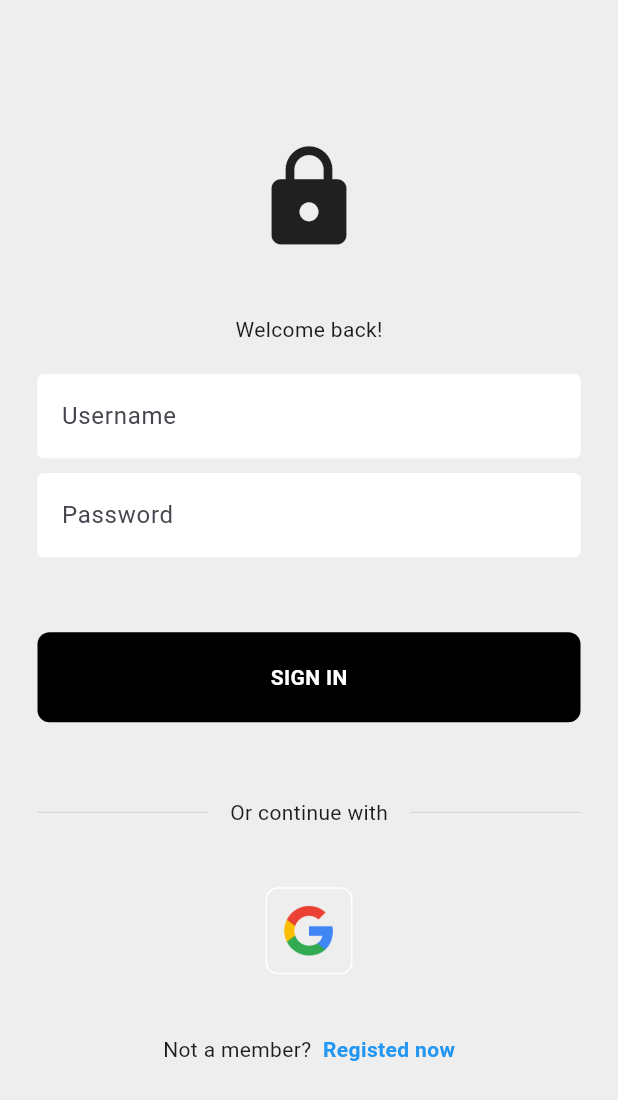
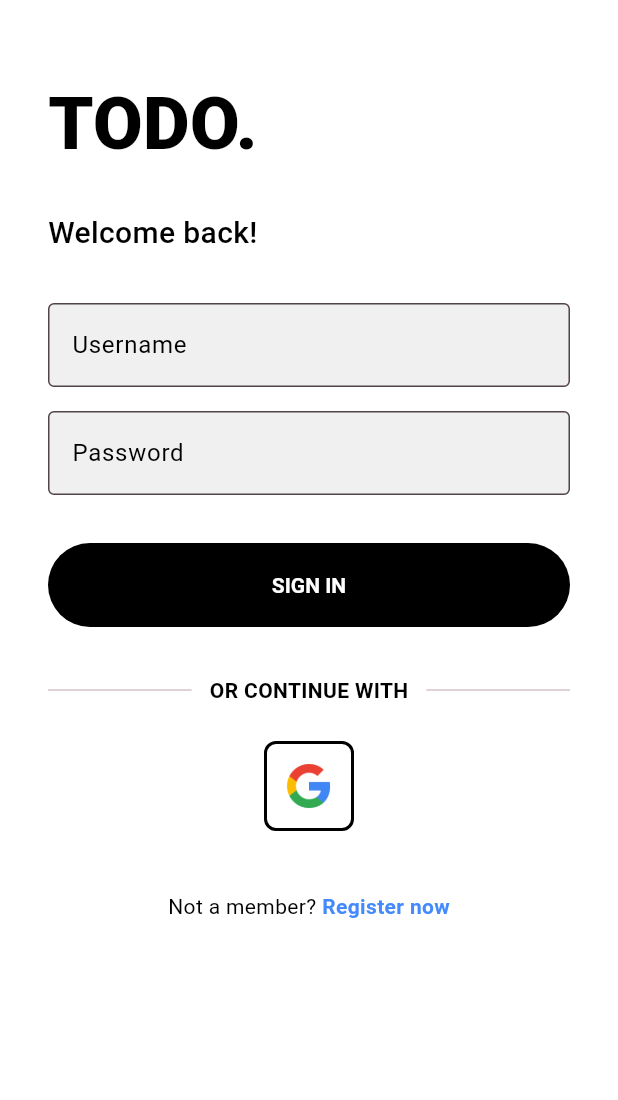
Before and after one commit to div1681/to_do_app, a Flutter app: the screen it shows after launch, on a phone screen of 412 x 824 dp. Shown: the top 1100 px of the screen. Run offline on Flutter 3.47's test engine with Material 3 defaults, Android fonts, the phone set to English and light mode, and no system bars; our stand-ins replace firebase_core; accounts and stored records are empty; generated files the repository leaves out were written again; Roboto replaces fonts that are missing (Montserrat).

Commit message:
NEW UI DESIGN

```diff
--- a/lib/main.dart
+++ b/lib/main.dart
@@ -14,6 +14,63 @@ class MyApp extends StatelessWidget {
 
   @override
   Widget build(BuildContext context) {
-    return MaterialApp(debugShowCheckedModeBanner: false, home: LoginPage());
+    return MaterialApp(
+      debugShowCheckedModeBanner: false,
+      title: 'Brutalist TODO',
+      themeMode: ThemeMode.light,
+      theme: ThemeData(
+        colorScheme: ColorScheme.fromSeed(
+          seedColor: Colors.black,
+          brightness: Brightness.light,
+        ),
+        brightness: Brightness.light,
+        scaffoldBackgroundColor: Colors.white,
+        fontFamily: 'Montserrat',
+        textTheme: const TextTheme(bodyMedium: TextStyle(color: Colors.black)),
+        inputDecorationTheme: const InputDecorationTheme(
+          filled: true,
+          fillColor: Color(0xFFF0F0F0),
+          border: OutlineInputBorder(
+            borderSide: BorderSide(color: Colors.black, width: 2),
+          ),
+          labelStyle: TextStyle(color: Colors.black),
+        ),
+        elevatedButtonTheme: ElevatedButtonThemeData(
+          style: ElevatedButton.styleFrom(
+            backgroundColor: Colors.black,
+            foregroundColor: Colors.white,
+            textStyle: TextStyle(fontWeight: FontWeight.bold),
+            elevation: 0,
+          ),
+        ),
+      ),
+      darkTheme: ThemeData(
+        colorScheme: ColorScheme.fromSeed(
+          seedColor: Colors.black,
+          brightness: Brightness.dark,
+        ),
+        brightness: Brightness.dark,
+        scaffoldBackgroundColor: Colors.black,
+        fontFamily: 'Montserrat',
+        textTheme: const TextTheme(bodyMedium: TextStyle(color: Colors.white)),
+        inputDecorationTheme: const InputDecorationTheme(
+          filled: true,
+          fillColor: Color(0xFF1A1A1A),
+          border: OutlineInputBorder(
+            borderSide: BorderSide(color: Colors.white, width: 2),
+          ),
+          labelStyle: TextStyle(color: Colors.white),
+        ),
+        elevatedButtonTheme: ElevatedButtonThemeData(
+          style: ElevatedButton.styleFrom(
+            backgroundColor: Colors.white,
+            foregroundColor: Colors.black,
+            textStyle: TextStyle(fontWeight: FontWeight.bold),
+            elevation: 0,
+          ),
+        ),
+      ),
+      home: LoginPage(),
+    );
   }
 }
--- a/lib/pages/login_page.dart
+++ b/lib/pages/login_page.dart
@@ -2,136 +2,139 @@ import 'package:flutter/material.dart';
 
 class LoginPage extends StatelessWidget {
   LoginPage({super.key});
+
   final usernameController = TextEditingController();
   final passwordController = TextEditingController();
 
-  void signinuser() {}
-  void googlesignin() {}
+  void signinuser() {
+    print("Sign In tapped");
+  }
+
+  void googlesignin() {
+    print("Google Sign In tapped");
+  }
+
   @override
   Widget build(BuildContext context) {
+    final theme = Theme.of(context);
+    final textColor = theme.textTheme.bodyMedium?.color;
+
     return Scaffold(
-      backgroundColor: Colors.grey[200],
-      body: //
-      SafeArea(
-        child: Center(
+      body: SafeArea(
         child: SingleChildScrollView(
+          padding: const EdgeInsets.symmetric(horizontal: 32.0, vertical: 48),
           child: Column(
-              mainAxisAlignment: MainAxisAlignment.center,
+            crossAxisAlignment: CrossAxisAlignment.start,
             children: [
-                SizedBox(height: 0),
-                Icon(Icons.lock, size: 75),
-                SizedBox(height: 40),
-                Text('Welcome back!'),
-                SizedBox(height: 20),
+              Text(
+                "TODO.",
+                style: TextStyle(
+                  fontSize: 48,
+                  fontWeight: FontWeight.w900,
+                  color: textColor,
+                ),
+              ),
+
+              const SizedBox(height: 24),
+
+              Text(
+                "Welcome back!",
+                style: TextStyle(
+                  fontSize: 20,
+                  fontWeight: FontWeight.w500,
+                  color: textColor,
+                ),
+              ),
+
+              const SizedBox(height: 32),
+
+              TextField(
+                controller: usernameController,
+                decoration: InputDecoration(labelText: "Username"),
+              ),
+
+              const SizedBox(height: 16),
+
+              TextField(
+                controller: passwordController,
+                obscureText: true,
+                decoration: InputDecoration(labelText: "Password"),
+              ),
+
+              const SizedBox(height: 32),
+
+              ElevatedButton(
+                onPressed: signinuser,
+                style: ElevatedButton.styleFrom(
+                  minimumSize: Size(double.infinity, 56),
+                ),
+                child: const Text("SIGN IN"),
+              ),
+
+              const SizedBox(height: 32),
+
+              Row(
+                children: [
+                  const Expanded(child: Divider(thickness: 1)),
                   Padding(
-                  padding: const EdgeInsets.symmetric(horizontal: 25),
-                  child: TextField(
-                    controller: usernameController,
-                    decoration: InputDecoration(
-                      enabledBorder: OutlineInputBorder(
-                        borderSide: BorderSide(color: Colors.white),
-                      ),
-                      focusedBorder: OutlineInputBorder(
-                        borderSide: BorderSide(color: Colors.grey[400]!),
-                      ),
-                      fillColor: Colors.white,
-                      filled: true,
-                      hintText: 'Username',
+                    padding: const EdgeInsets.symmetric(horizontal: 12.0),
+                    child: Text(
+                      "OR CONTINUE WITH",
+                      style: TextStyle(
+                        fontWeight: FontWeight.w600,
+                        color: textColor,
                       ),
                     ),
                   ),
-                SizedBox(height: 10),
-                Padding(
-                  padding: const EdgeInsets.symmetric(horizontal: 25),
-                  child: TextField(
-                    controller: passwordController,
-                    obscureText: true,
-                    decoration: InputDecoration(
-                      enabledBorder: OutlineInputBorder(
-                        borderSide: BorderSide(color: Colors.white),
+                  const Expanded(child: Divider(thickness: 1)),
+                ],
               ),
-                      focusedBorder: OutlineInputBorder(
-                        borderSide: BorderSide(color: Colors.grey[400]!),
-                      ),
-                      fillColor: Colors.white,
-                      filled: true,
-                      hintText: 'Password',
+
+              const SizedBox(height: 24),
+
+              Center(
+                child: GestureDetector(
+                  onTap: googlesignin,
+                  child: Container(
+                    padding: const EdgeInsets.all(12),
+                    decoration: BoxDecoration(
+                      borderRadius: BorderRadius.circular(8),
+                      border: Border.all(
+                        color: textColor ?? Colors.grey,
+                        width: 2,
                       ),
                     ),
-                ),
-
-                SizedBox(height: 50),
-
-                GestureDetector(
-                  onTap: () => signinuser(),
-                  child: Container(
-                    width: double.infinity,
-                    padding: EdgeInsets.all(20),
-                    margin: EdgeInsets.symmetric(horizontal: 25),
-                    decoration: BoxDecoration(
-                      color: Colors.black,
-                      borderRadius: BorderRadius.circular(8),
-                    ),
-                    child: Center(
-                      child: Text(
-                        "SIGN IN",
-                        style: TextStyle(
-                          color: Colors.white,
-                          fontWeight: FontWeight.bold,
-                        ),
+                    child: Image.asset(
+                      'assets/images/google_logo.png',
+                      height: 32,
                     ),
                   ),
                 ),
               ),
 
-                SizedBox(height: 50),
+              const SizedBox(height: 40),
 
-                Padding(
-                  padding: const EdgeInsets.symmetric(horizontal: 25),
-                  child: Row(
-                    children: [
-                      Expanded(child: Divider(thickness: 0.5)),
-                      Padding(
-                        padding: const EdgeInsets.symmetric(horizontal: 15.0),
-                        child: Text('Or continue with'),
-                      ),
-                      Expanded(child: Divider(thickness: 0.5)),
-                    ],
-                  ),
-                ),
-                SizedBox(height: 40),
-                GestureDetector(
-                  onTap: () => googlesignin(),
-                  child: Container(
-                    padding: EdgeInsets.all(10),
-                    decoration: BoxDecoration(
-                      borderRadius: BorderRadius.circular(8),
-                      border: Border.all(color: Colors.white),
-                    ),
-                    child: Image.asset(
-                      'assets/images/google_logo.png',
-                      height: 36,
-                    ),
-                  ),
-                ),
-                SizedBox(height: 40),
               Row(
                 mainAxisAlignment: MainAxisAlignment.center,
                 children: [
-                    Text('Not a member? '),
-                    const SizedBox(width: 4),
-                    Text(
-                      'Registed now',
+                  Text("Not a member? ", style: TextStyle(color: textColor)),
+                  GestureDetector(
+                    onTap: () {
+                      print("Navigate to register");
+                    },
+                    child: const Text(
+                      "Register now",
                       style: TextStyle(
-                        color: Colors.blue,
+                        color: Colors.blueAccent,
                         fontWeight: FontWeight.bold,
+                      ),
                     ),
                   ),
                 ],
               ),
-                SizedBox(height: 20),
+
+              const SizedBox(height: 20),
             ],
-            ),
           ),
         ),
       ),
```
Lines whose indentation alone changed are shown as unchanged.
